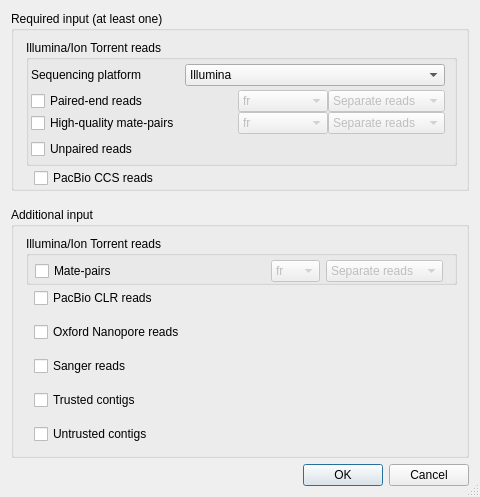
First picture: the form in src/plugins/external_tool_support/src/spades/SpadesInputData.ui, repository violethaze74/ugene, before the edit.
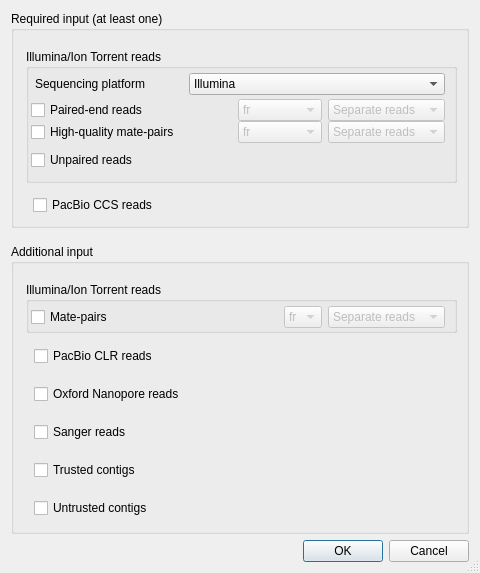
Second picture: the form after the edit.

Commit message: Minor improvements of the 'Configure SPAdes Input Data' dialog layout

```diff
--- a/src/plugins/external_tool_support/src/spades/SpadesInputData.ui
+++ b/src/plugins/external_tool_support/src/spades/SpadesInputData.ui
@@ -41,8 +41,11 @@
       <property name="leftMargin">
        <number>12</number>
       </property>
+      <property name="topMargin">
+       <number>18</number>
+      </property>
       <property name="bottomMargin">
-       <number>0</number>
+       <number>8</number>
       </property>
       <item>
        <widget class="QGroupBox" name="groupBox_3">
@@ -70,6 +73,9 @@
            <property name="spacing">
             <number>-1</number>
            </property>
+           <property name="leftMargin">
+            <number>4</number>
+           </property>
            <property name="topMargin">
             <number>0</number>
            </property>
@@ -116,6 +122,9 @@
            <property name="sizeConstraint">
             <enum>QLayout::SetMinAndMaxSize</enum>
            </property>
+           <property name="bottomMargin">
+            <number>4</number>
+           </property>
            <item>
             <layout class="QVBoxLayout" name="verticalLayout_5">
              <property name="spacing">
@@ -135,6 +144,9 @@
                </item>
                <item>
                 <layout class="QHBoxLayout" name="horizontalLayout_2">
+                 <property name="spacing">
+                  <number>6</number>
+                 </property>
                  <item>
                   <widget class="QComboBox" name="pairEndReadsDirectionComboBox">
                    <property name="enabled">
@@ -189,6 +201,9 @@
                </item>
                <item>
                 <layout class="QHBoxLayout" name="horizontalLayout_3">
+                 <property name="spacing">
+                  <number>6</number>
+                 </property>
                  <item>
                   <widget class="QComboBox" name="hightQualityReadsDirectionComboBox">
                    <property name="enabled">
@@ -236,6 +251,12 @@
            </item>
            <item>
             <layout class="QVBoxLayout" name="verticalLayout_7">
+             <property name="topMargin">
+              <number>2</number>
+             </property>
+             <property name="bottomMargin">
+              <number>2</number>
+             </property>
              <item>
               <widget class="QCheckBox" name="unpairedReadsCheckBox">
                <property name="text">
@@ -253,7 +274,13 @@
       <item>
        <layout class="QVBoxLayout" name="verticalLayout_6">
         <property name="leftMargin">
-         <number>8</number>
+         <number>7</number>
+        </property>
+        <property name="topMargin">
+         <number>10</number>
+        </property>
+        <property name="bottomMargin">
+         <number>2</number>
         </property>
         <item>
          <widget class="QCheckBox" name="pacBioCcsCheckBox">
@@ -298,29 +325,31 @@
       <property name="leftMargin">
        <number>12</number>
       </property>
+      <property name="topMargin">
+       <number>18</number>
+      </property>
       <property name="bottomMargin">
-       <number>2</number>
+       <number>4</number>
       </property>
       <item>
        <widget class="QGroupBox" name="groupBox_4">
         <property name="title">
          <string>Illumina/Ion Torrent reads</string>
         </property>
-        <layout class="QHBoxLayout" name="horizontalLayout">
-         <property name="sizeConstraint">
-          <enum>QLayout::SetMinAndMaxSize</enum>
-         </property>
+        <layout class="QHBoxLayout" name="horizontalLayout_9">
          <property name="leftMargin">
-          <number>6</number>
+          <number>2</number>
          </property>
          <property name="topMargin">
           <number>4</number>
          </property>
-         <property name="rightMargin">
-          <number>11</number>
-         </property>
          <property name="bottomMargin">
-          <number>0</number>
+          <number>2</number>
+         </property>
+         <item>
+          <layout class="QHBoxLayout" name="horizontalLayout_8">
+           <property name="spacing">
+            <number>100</number>
          </property>
          <item>
           <widget class="QCheckBox" name="matePairsCheckBox">
@@ -336,21 +365,10 @@
           </widget>
          </item>
          <item>
-          <spacer name="horizontalSpacer_7">
-           <property name="orientation">
-            <enum>Qt::Horizontal</enum>
-           </property>
-           <property name="sizeType">
-            <enum>QSizePolicy::Preferred</enum>
-           </property>
-           <property name="sizeHint" stdset="0">
-            <size>
-             <width>148</width>
-             <height>20</height>
-            </size>
-           </property>
-          </spacer>
-         </item>
+            <layout class="QHBoxLayout" name="horizontalLayout">
+             <property name="spacing">
+              <number>6</number>
+             </property>
          <item>
           <widget class="QComboBox" name="matePairsReadsDirectionComboBox">
            <property name="enabled">
@@ -391,12 +409,16 @@
           </widget>
          </item>
         </layout>
+           </item>
+          </layout>
+         </item>
+        </layout>
        </widget>
       </item>
       <item>
        <layout class="QVBoxLayout" name="verticalLayout_2">
         <property name="spacing">
-         <number>14</number>
+         <number>18</number>
         </property>
         <property name="sizeConstraint">
          <enum>QLayout::SetMinAndMaxSize</enum>
@@ -405,7 +427,7 @@
          <number>8</number>
         </property>
         <property name="topMargin">
-         <number>0</number>
+         <number>10</number>
         </property>
         <property name="bottomMargin">
          <number>9</number>
```
Lines whose indentation alone changed are shown as unchanged.
